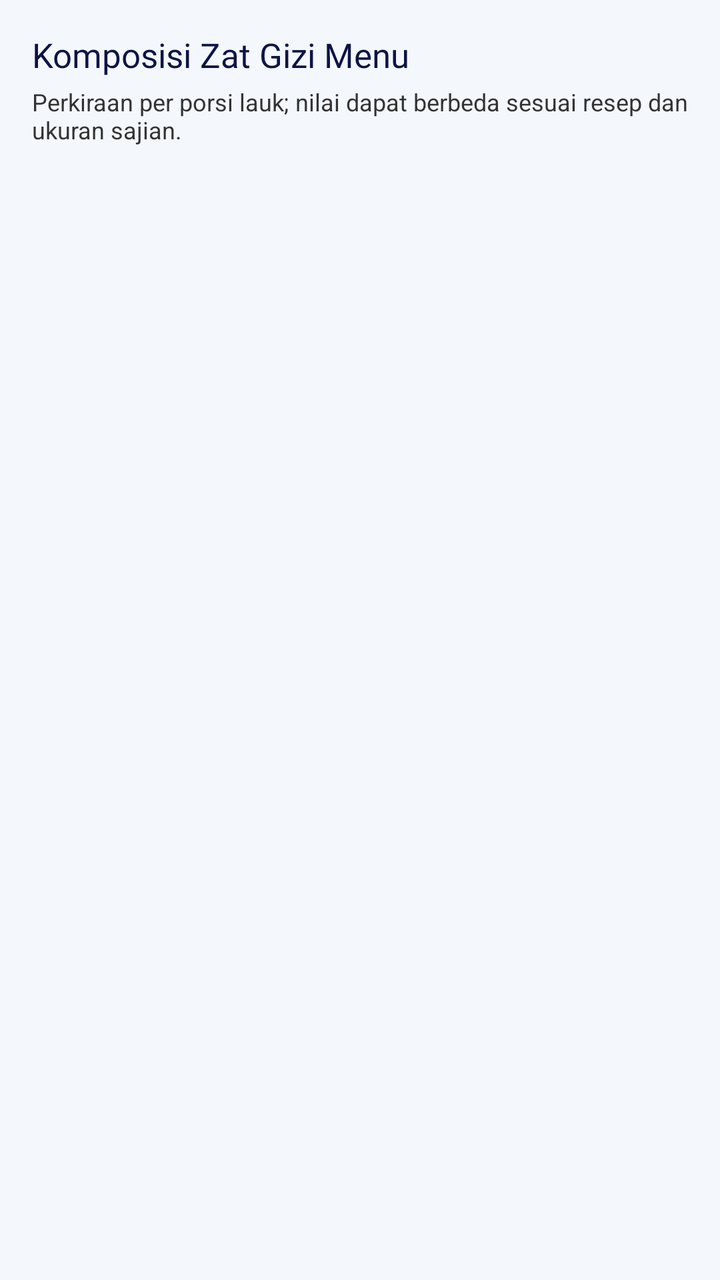
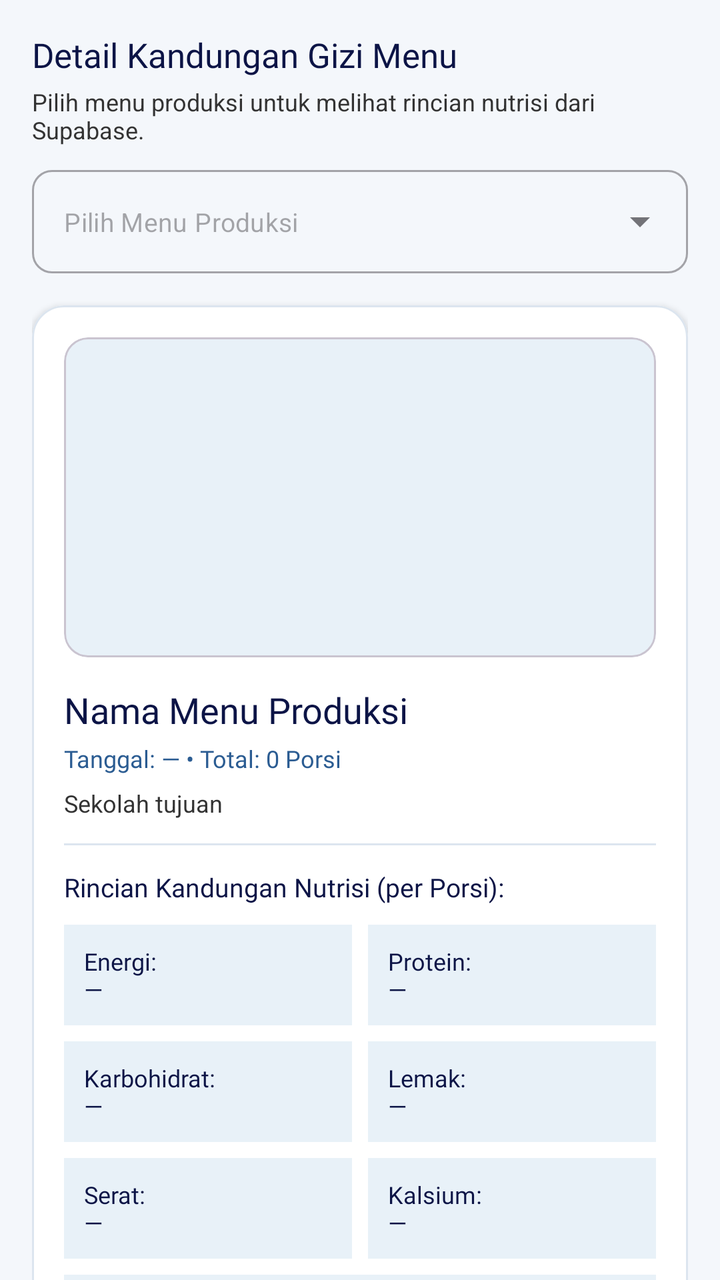

Screens rendered from an Android XML layout before and after an edit, with the pre-edit source and the edit as a unified diff.
<!-- AndroidManifest.xml: application theme Theme.JIPLays -->
<!-- res/layout/fragment_produksi_gizi.xml -->
<?xml version="1.0" encoding="utf-8"?>
<androidx.constraintlayout.widget.ConstraintLayout xmlns:android="http://schemas.android.com/apk/res/android"
    xmlns:app="http://schemas.android.com/apk/res-auto"
    android:layout_width="match_parent"
    android:layout_height="match_parent"
    android:background="@color/background">

    <TextView
        android:id="@+id/tvJudulGizi"
        android:layout_width="0dp"
        android:layout_height="wrap_content"
        android:layout_marginStart="16dp"
        android:layout_marginTop="16dp"
        android:layout_marginEnd="16dp"
        android:fontFamily="@font/montserrat_bold"
        android:text="Komposisi Zat Gizi Menu"
        android:textColor="@color/primary_navy"
        android:textSize="17sp"
        app:layout_constraintEnd_toEndOf="parent"
        app:layout_constraintStart_toStartOf="parent"
        app:layout_constraintTop_toTopOf="parent" />

    <TextView
        android:id="@+id/tvCatatanGizi"
        android:layout_width="0dp"
        android:layout_height="wrap_content"
        android:layout_marginStart="16dp"
        android:layout_marginTop="4dp"
        android:layout_marginEnd="16dp"
        android:text="Perkiraan per porsi lauk; nilai dapat berbeda sesuai resep dan ukuran sajian."
        android:textColor="@color/text_body"
        android:textSize="12sp"
        app:layout_constraintEnd_toEndOf="parent"
        app:layout_constraintStart_toStartOf="parent"
        app:layout_constraintTop_toBottomOf="@id/tvJudulGizi" />

    <androidx.recyclerview.widget.RecyclerView
        android:id="@+id/recyclerViewMenuGizi"
        android:layout_width="0dp"
        android:layout_height="0dp"
        android:clipToPadding="false"
        android:paddingStart="16dp"
        android:paddingTop="12dp"
        android:paddingEnd="16dp"
        android:paddingBottom="16dp"
        android:nestedScrollingEnabled="false"
        app:layout_constraintBottom_toBottomOf="parent"
        app:layout_constraintEnd_toEndOf="parent"
        app:layout_constraintStart_toStartOf="parent"
        app:layout_constraintTop_toBottomOf="@id/tvCatatanGizi" />

</androidx.constraintlayout.widget.ConstraintLayout>
<!-- resources referenced by this layout -->
<resources>
  <color name="background">#F4F7FB</color>
  <color name="primary_navy">#0C1446</color>
  <color name="text_body">#333333</color>
  <style name="Theme.JIPLays" parent="Base.Theme.JIPLays" />
  <style name="Base.Theme.JIPLays" parent="Theme.Material3.DayNight.NoActionBar">
          <item name="colorPrimary">@color/primary_blue</item>
          <item name="colorPrimaryVariant">@color/primary_navy</item>
          <item name="colorOnPrimary">@color/white</item>
          <item name="colorSecondary">@color/accent_blue</item>
          <item name="colorOnSecondary">@color/white</item>
          <item name="android:statusBarColor">@color/primary_navy</item>
          <item name="android:windowBackground">@color/background</item>
      </style>
  <color name="primary_blue">#2B5C92</color>
  <color name="white">#FFFFFF</color>
  <color name="accent_blue">#1E88E5</color>
</resources>

<!-- the commit's change to res/layout/fragment_produksi_gizi.xml (unified diff, before → after) -->
@@ -1,52 +1,241 @@
 <?xml version="1.0" encoding="utf-8"?>
-<androidx.constraintlayout.widget.ConstraintLayout xmlns:android="http://schemas.android.com/apk/res/android"
+<androidx.core.widget.NestedScrollView xmlns:android="http://schemas.android.com/apk/res/android"
     xmlns:app="http://schemas.android.com/apk/res-auto"
     android:layout_width="match_parent"
     android:layout_height="match_parent"
+    android:fillViewport="true"
     android:background="@color/background">
 
-    <TextView
-        android:id="@+id/tvJudulGizi"
-        android:layout_width="0dp"
+    <LinearLayout
+        android:layout_width="match_parent"
         android:layout_height="wrap_content"
-        android:layout_marginStart="16dp"
-        android:layout_marginTop="16dp"
-        android:layout_marginEnd="16dp"
-        android:fontFamily="@font/montserrat_bold"
-        android:text="Komposisi Zat Gizi Menu"
-        android:textColor="@color/primary_navy"
-        android:textSize="17sp"
-        app:layout_constraintEnd_toEndOf="parent"
-        app:layout_constraintStart_toStartOf="parent"
-        app:layout_constraintTop_toTopOf="parent" />
-
-    <TextView
-        android:id="@+id/tvCatatanGizi"
-        android:layout_width="0dp"
-        android:layout_height="wrap_content"
-        android:layout_marginStart="16dp"
-        android:layout_marginTop="4dp"
-        android:layout_marginEnd="16dp"
-        android:text="Perkiraan per porsi lauk; nilai dapat berbeda sesuai resep dan ukuran sajian."
-        android:textColor="@color/text_body"
-        android:textSize="12sp"
-        app:layout_constraintEnd_toEndOf="parent"
-        app:layout_constraintStart_toStartOf="parent"
-        app:layout_constraintTop_toBottomOf="@id/tvJudulGizi" />
-
-    <androidx.recyclerview.widget.RecyclerView
-        android:id="@+id/recyclerViewMenuGizi"
-        android:layout_width="0dp"
-        android:layout_height="0dp"
-        android:clipToPadding="false"
-        android:paddingStart="16dp"
-        android:paddingTop="12dp"
-        android:paddingEnd="16dp"
-        android:paddingBottom="16dp"
-        android:nestedScrollingEnabled="false"
-        app:layout_constraintBottom_toBottomOf="parent"
-        app:layout_constraintEnd_toEndOf="parent"
-        app:layout_constraintStart_toStartOf="parent"
-        app:layout_constraintTop_toBottomOf="@id/tvCatatanGizi" />
-
-</androidx.constraintlayout.widget.ConstraintLayout>
+        android:orientation="vertical"
+        android:padding="16dp">
+
+        <TextView
+            android:layout_width="wrap_content"
+            android:layout_height="wrap_content"
+            android:text="Detail Kandungan Gizi Menu"
+            android:textColor="@color/primary_navy"
+            android:textSize="17sp"
+            android:fontFamily="@font/montserrat_bold" />
+
+        <TextView
+            android:layout_width="match_parent"
+            android:layout_height="wrap_content"
+            android:layout_marginTop="4dp"
+            android:text="Pilih menu produksi untuk melihat rincian nutrisi dari Supabase."
+            android:textColor="@color/text_body"
+            android:textSize="12sp" />
+
+        
+        <com.google.android.material.textfield.TextInputLayout
+            style="@style/Widget.MaterialComponents.TextInputLayout.OutlinedBox.ExposedDropdownMenu"
+            android:layout_width="match_parent"
+            android:layout_height="wrap_content"
+            android:layout_marginTop="12dp"
+            app:boxCornerRadiusTopStart="10dp"
+            app:boxCornerRadiusTopEnd="10dp"
+            app:boxCornerRadiusBottomStart="10dp"
+            app:boxCornerRadiusBottomEnd="10dp"
+            app:hintEnabled="false">
+
+            <AutoCompleteTextView
+                android:id="@+id/actPilihMenuGizi"
+                android:layout_width="match_parent"
+                android:layout_height="wrap_content"
+                android:hint="Pilih Menu Produksi"
+                android:inputType="none"
+                android:textSize="13sp" />
+        </com.google.android.material.textfield.TextInputLayout>
+
+        
+        <com.google.android.material.card.MaterialCardView
+            android:id="@+id/cardGiziDetail"
+            android:layout_width="match_parent"
+            android:layout_height="wrap_content"
+            android:layout_marginTop="16dp"
+            app:cardBackgroundColor="@color/white"
+            app:cardCornerRadius="16dp"
+            app:cardElevation="2dp"
+            app:strokeColor="@color/border"
+            app:strokeWidth="1dp">
+
+            <LinearLayout
+                android:layout_width="match_parent"
+                android:layout_height="wrap_content"
+                android:orientation="vertical"
+                android:padding="16dp">
+
+                <com.google.android.material.card.MaterialCardView
+                    android:layout_width="match_parent"
+                    android:layout_height="160dp"
+                    app:cardBackgroundColor="@color/soft_blue"
+                    app:cardCornerRadius="12dp"
+                    app:cardElevation="0dp">
+
+                    <ImageView
+                        android:id="@+id/imgGiziPreview"
+                        android:layout_width="match_parent"
+                        android:layout_height="match_parent"
+                        android:contentDescription="Gambar Menu Gizi"
+                        android:scaleType="centerCrop"
+                        android:src="@drawable/lays" />
+                </com.google.android.material.card.MaterialCardView>
+
+                <TextView
+                    android:id="@+id/tvGiziMenuTitle"
+                    android:layout_width="match_parent"
+                    android:layout_height="wrap_content"
+                    android:layout_marginTop="14dp"
+                    android:text="Nama Menu Produksi"
+                    android:textColor="@color/primary_navy"
+                    android:textSize="18sp"
+                    android:fontFamily="@font/montserrat_bold" />
+
+                <TextView
+                    android:id="@+id/tvGiziMenuTanggal"
+                    android:layout_width="match_parent"
+                    android:layout_height="wrap_content"
+                    android:layout_marginTop="4dp"
+                    android:text="Tanggal: — • Total: 0 Porsi"
+                    android:textColor="@color/primary_blue"
+                    android:textSize="12sp"
+                    android:fontFamily="@font/montserrat_medium" />
+
+                <TextView
+                    android:id="@+id/tvGiziSekolah"
+                    android:layout_width="match_parent"
+                    android:layout_height="wrap_content"
+                    android:layout_marginTop="6dp"
+                    android:text="Sekolah tujuan"
+                    android:textColor="@color/text_body"
+                    android:textSize="12sp" />
+
+                <View
+                    android:layout_width="match_parent"
+                    android:layout_height="1dp"
+                    android:layout_marginVertical="12dp"
+                    android:background="@color/border" />
+
+                <TextView
+                    android:layout_width="wrap_content"
+                    android:layout_height="wrap_content"
+                    android:text="Rincian Kandungan Nutrisi (per Porsi):"
+                    android:textColor="@color/primary_navy"
+                    android:textSize="13sp"
+                    android:fontFamily="@font/montserrat_bold" />
+
+                <LinearLayout
+                    android:layout_width="match_parent"
+                    android:layout_height="wrap_content"
+                    android:layout_marginTop="10dp"
+                    android:orientation="horizontal">
+
+                    <TextView
+                        android:id="@+id/tvGiziEnergi"
+                        android:layout_width="0dp"
+                        android:layout_height="wrap_content"
+                        android:layout_weight="1"
+                        android:background="@color/soft_blue"
+                        android:padding="10dp"
+                        android:text="Energi:\n—"
+                        android:textColor="@color/primary_navy"
+                        android:textSize="12sp"
+                        android:fontFamily="@font/montserrat_medium" />
+
+                    <TextView
+                        android:id="@+id/tvGiziProtein"
+                        android:layout_width="0dp"
+                        android:layout_height="wrap_content"
+                        android:layout_marginStart="8dp"
+                        android:layout_weight="1"
+                        android:background="@color/soft_blue"
+                        android:padding="10dp"
+                        android:text="Protein:\n—"
+                        android:textColor="@color/primary_navy"
+                        android:textSize="12sp"
+                        android:fontFamily="@font/montserrat_medium" />
+                </LinearLayout>
+
+                <LinearLayout
+                    android:layout_width="match_parent"
+                    android:layout_height="wrap_content"
+                    android:layout_marginTop="8dp"
+                    android:orientation="horizontal">
+
+                    <TextView
+                        android:id="@+id/tvGiziKarbo"
+                        android:layout_width="0dp"
+                        android:layout_height="wrap_content"
+                        android:layout_weight="1"
+                        android:background="@color/soft_blue"
+                        android:padding="10dp"
+                        android:text="Karbohidrat:\n—"
+                        android:textColor="@color/primary_navy"
+                        android:textSize="12sp"
+                        android:fontFamily="@font/montserrat_medium" />
+
+                    <TextView
+                        android:id="@+id/tvGiziLemak"
+                        android:layout_width="0dp"
+                        android:layout_height="wrap_content"
+                        android:layout_marginStart="8dp"
+                        android:layout_weight="1"
+                        android:background="@color/soft_blue"
+                        android:padding="10dp"
+                        android:text="Lemak:\n—"
+                        android:textColor="@color/primary_navy"
+                        android:textSize="12sp"
+                        android:fontFamily="@font/montserrat_medium" />
+                </LinearLayout>
+
+                <LinearLayout
+                    android:layout_width="match_parent"
+                    android:layout_height="wrap_content"
+                    android:layout_marginTop="8dp"
+                    android:orientation="horizontal">
+
+                    <TextView
+                        android:id="@+id/tvGiziSerat"
+                        android:layout_width="0dp"
+                        android:layout_height="wrap_content"
+                        android:layout_weight="1"
+                        android:background="@color/soft_blue"
+                        android:padding="10dp"
+                        android:text="Serat:\n—"
+                        android:textColor="@color/primary_navy"
+                        android:textSize="12sp"
+                        android:fontFamily="@font/montserrat_medium" />
+
+                    <TextView
+                        android:id="@+id/tvGiziKalsium"
+                        android:layout_width="0dp"
+                        android:layout_height="wrap_content"
+                        android:layout_marginStart="8dp"
+                        android:layout_weight="1"
+                        android:background="@color/soft_blue"
+                        android:padding="10dp"
+                        android:text="Kalsium:\n—"
+                        android:textColor="@color/primary_navy"
+                        android:textSize="12sp"
+                        android:fontFamily="@font/montserrat_medium" />
+                </LinearLayout>
+
+                <TextView
+                    android:id="@+id/tvGiziZatBesi"
+                    android:layout_width="match_parent"
+                    android:layout_height="wrap_content"
+                    android:layout_marginTop="8dp"
+                    android:background="@color/soft_blue"
+                    android:padding="10dp"
+                    android:text="Zat Besi: —"
+                    android:textColor="@color/primary_navy"
+                    android:textSize="12sp"
+                    android:fontFamily="@font/montserrat_medium" />
+
+            </LinearLayout>
+        </com.google.android.material.card.MaterialCardView>
+
+    </LinearLayout>
+</androidx.core.widget.NestedScrollView>
<!-- resource entries referenced after the edit -->
@@ -1,7 +1,9 @@
 <!-- resources referenced by this layout -->
 <resources>
   <color name="background">#F4F7FB</color>
+  <color name="border">#DCE5EF</color>
   <color name="primary_navy">#0C1446</color>
+  <color name="soft_blue">#E8F1F8</color>
   <color name="text_body">#333333</color>
   <style name="Theme.JIPLays" parent="Base.Theme.JIPLays" />
   <style name="Base.Theme.JIPLays" parent="Theme.Material3.DayNight.NoActionBar">
@@ -15,6 +17,7 @@
       </style>
   <color name="primary_blue">#2B5C92</color>
   <color name="white">#FFFFFF</color>
+  <!-- drawable lays: png bitmap (drawable, 66881 bytes) -->
   <color name="accent_blue">#1E88E5</color>
 </resources>
 
